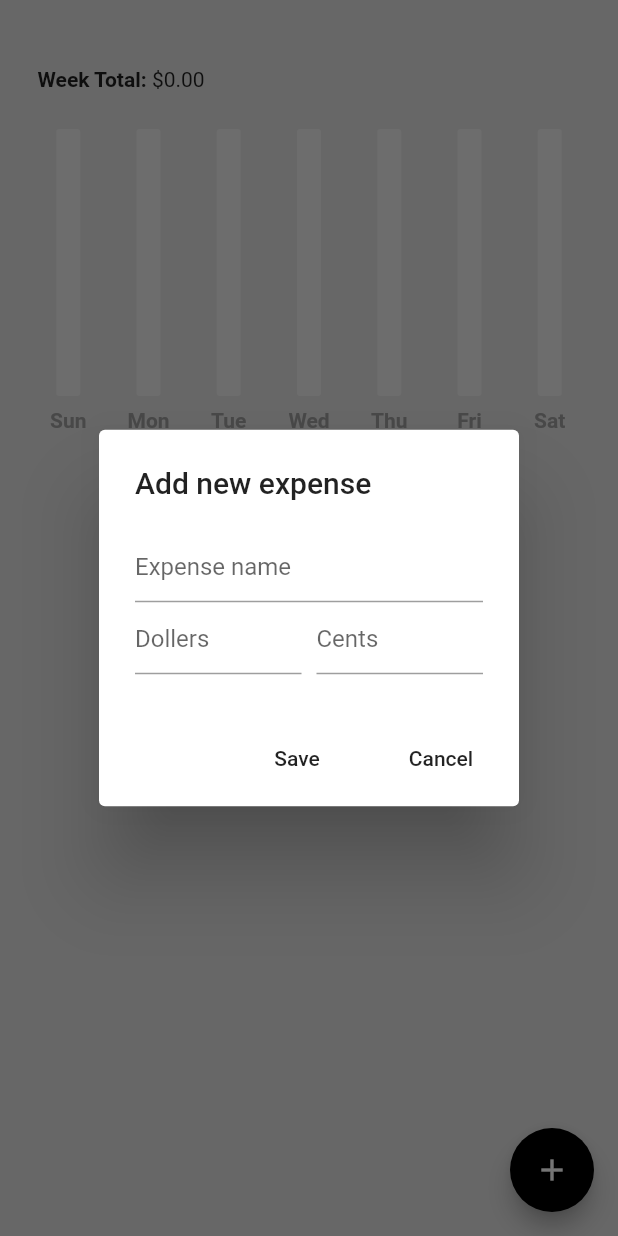
After one commit to AbhiramR2562/expense-tracker-flutter, a Flutter app: the screen it shows after launch, after a tap on the "add" icon, on a phone screen of 412 x 824 dp. The commit adds this screen. Run offline on Flutter 3.47's test engine with Material 2 defaults, Android fonts, the phone set to English and light mode, and no system bars; drawn by our look-alikes of fl_chart; our stand-ins replace flutter_slidable, hive_flutter; accounts and stored records are empty.

Commit message:
dialog box added and error message added

```diff
--- /dev/null
+++ b/lib/util/dialog_box.dart
@@ -0,0 +1,75 @@
+import 'package:flutter/material.dart';
+
+class DialogBox extends StatelessWidget {
+  final onExpenseNameController;
+  final onExpenseDollerController;
+  final onExpenseCentsController;
+
+  // method for buttons
+  VoidCallback onSave;
+  VoidCallback onCancel;
+  DialogBox(
+      {super.key,
+      required this.onExpenseNameController,
+      required this.onExpenseDollerController,
+      required this.onExpenseCentsController,
+      required this.onSave,
+      required this.onCancel});
+
+  @override
+  Widget build(BuildContext context) {
+    return AlertDialog(
+      title: Text('Add new expense'),
+      content: Column(
+        mainAxisSize: MainAxisSize.min,
+        children: [
+          // Expense name
+          TextField(
+            controller: onExpenseNameController,
+            decoration: const InputDecoration(hintText: "Expense name"),
+          ),
+
+          // Expense amount
+          Row(
+            children: [
+              // dollers
+              Expanded(
+                child: TextField(
+                  controller: onExpenseDollerController,
+                  keyboardType: TextInputType.number,
+                  decoration: const InputDecoration(hintText: "Dollers"),
+                ),
+              ),
+
+              const SizedBox(
+                width: 10,
+              ),
+
+              //cents
+              Expanded(
+                child: TextField(
+                  controller: onExpenseCentsController,
+                  keyboardType: TextInputType.number,
+                  decoration: const InputDecoration(hintText: "Cents"),
+                ),
+              ),
+            ],
+          )
+        ],
+      ),
+      actions: [
+        // Save button
+        MaterialButton(
+          onPressed: onSave,
+          child: Text('Save'),
+        ),
+
+        // Cancel buton
+        MaterialButton(
+          onPressed: onCancel,
+          child: Text('Cancel'),
+        ),
+      ],
+    );
+  }
+}
```
Also changed, not shown: lib/pages/home_page.dart (+24 -54 lines).
